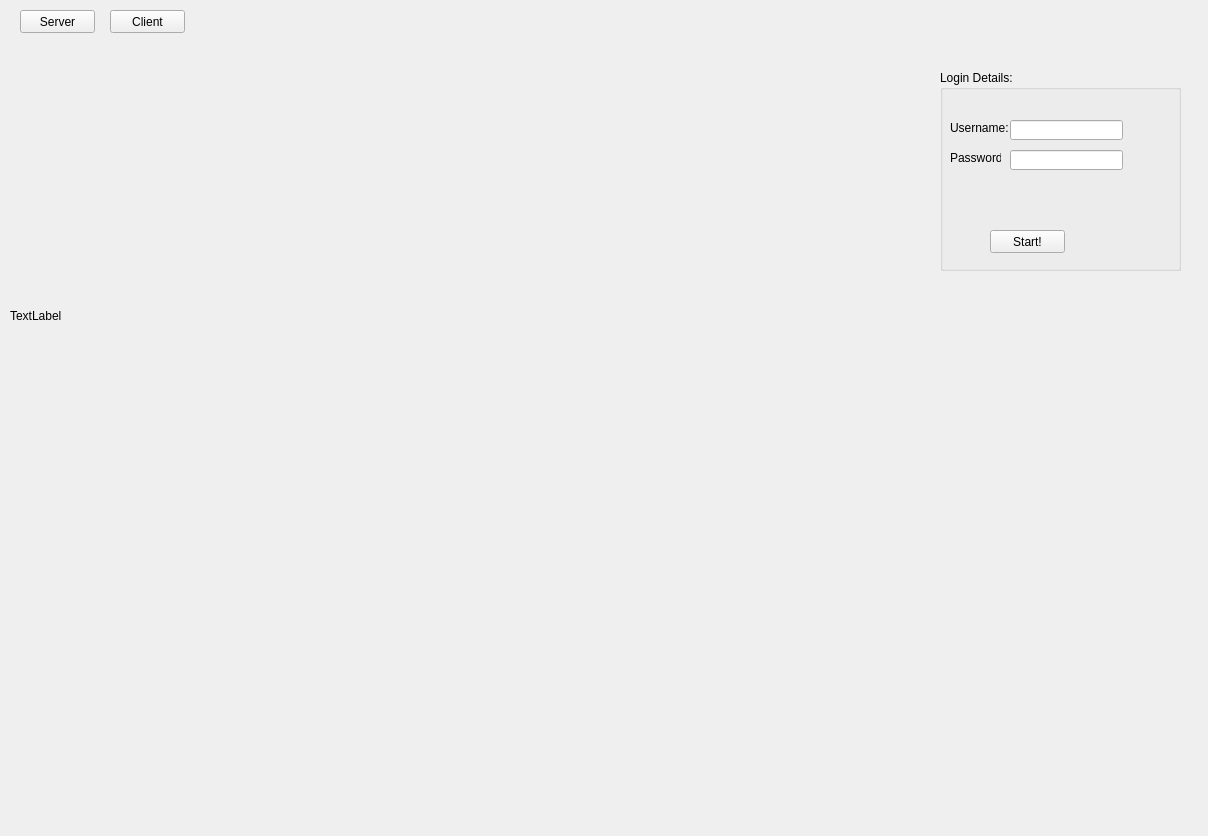
First picture: the form in src/scrview/screenview.ui, repository amanuelg3/screenviewer, before the edit.
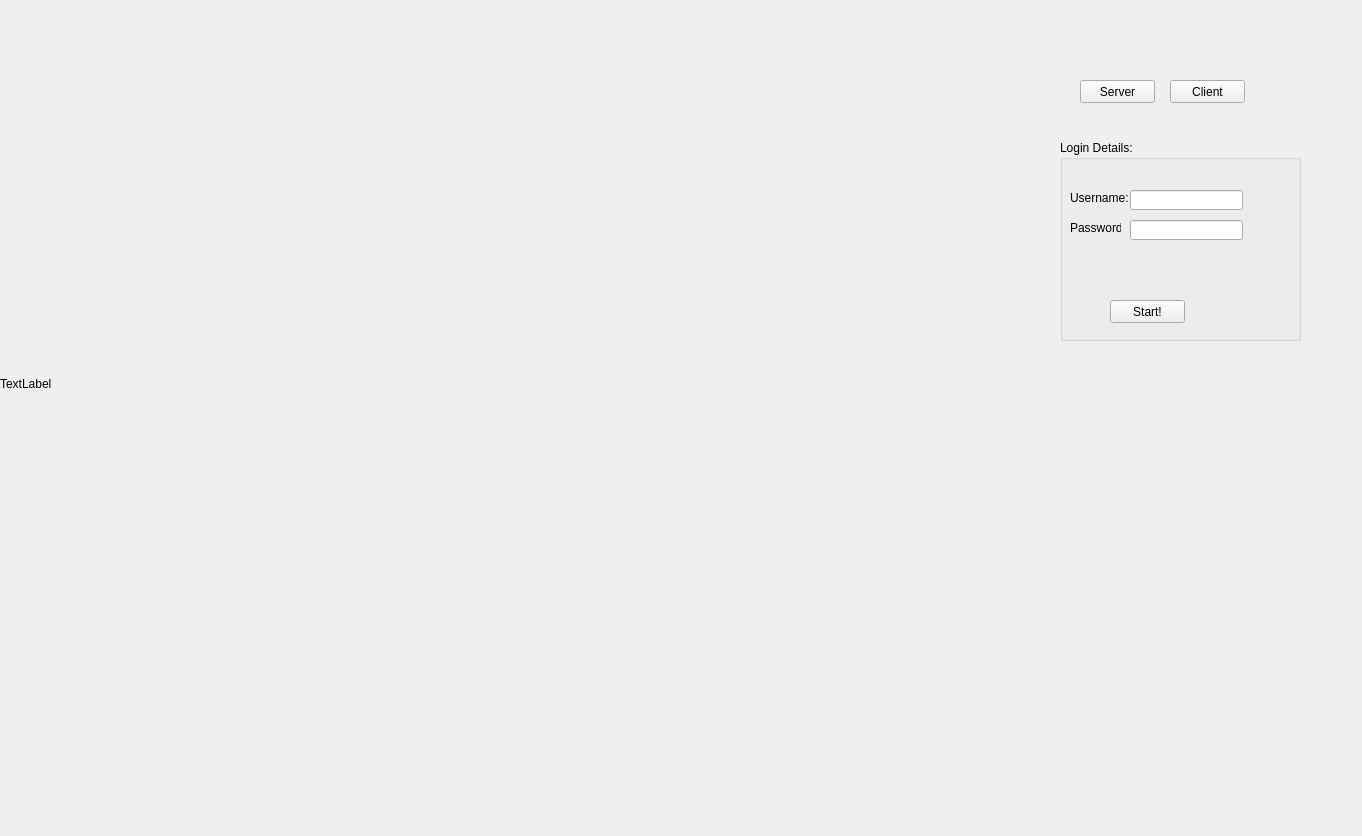
Second picture: the form after the edit.

Commit message: Client MouseTracking only on picture, and only when clicked.

The edit to the form file:
```diff
--- a/src/scrview/screenview.ui
+++ b/src/scrview/screenview.ui
@@ -6,7 +6,7 @@
    <rect>
     <x>0</x>
     <y>0</y>
-    <width>1208</width>
+    <width>1362</width>
     <height>836</height>
    </rect>
   </property>
@@ -17,10 +17,10 @@
    <widget class="QLabel" name="label">
     <property name="geometry">
      <rect>
-      <x>10</x>
-      <y>50</y>
-      <width>691</width>
-      <height>531</height>
+      <x>0</x>
+      <y>0</y>
+      <width>1024</width>
+      <height>768</height>
      </rect>
     </property>
     <property name="text">
@@ -30,8 +30,8 @@
    <widget class="QPushButton" name="serverButton">
     <property name="geometry">
      <rect>
-      <x>20</x>
-      <y>10</y>
+      <x>1080</x>
+      <y>80</y>
       <width>75</width>
       <height>23</height>
      </rect>
@@ -43,8 +43,8 @@
    <widget class="QPushButton" name="clientButton">
     <property name="geometry">
      <rect>
-      <x>110</x>
-      <y>10</y>
+      <x>1170</x>
+      <y>80</y>
       <width>75</width>
       <height>23</height>
      </rect>
@@ -56,8 +56,8 @@
    <widget class="QGroupBox" name="gbox_login">
     <property name="geometry">
      <rect>
-      <x>940</x>
-      <y>70</y>
+      <x>1060</x>
+      <y>140</y>
       <width>241</width>
       <height>201</height>
      </rect>
```
The commit also changes 2 other files.
